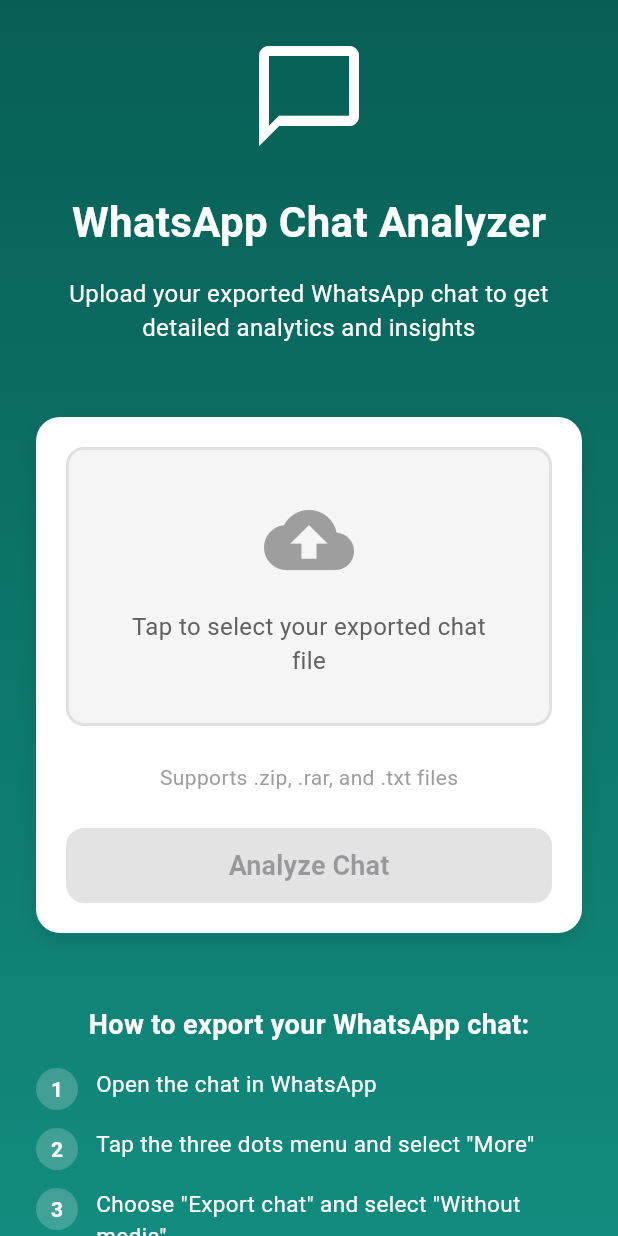
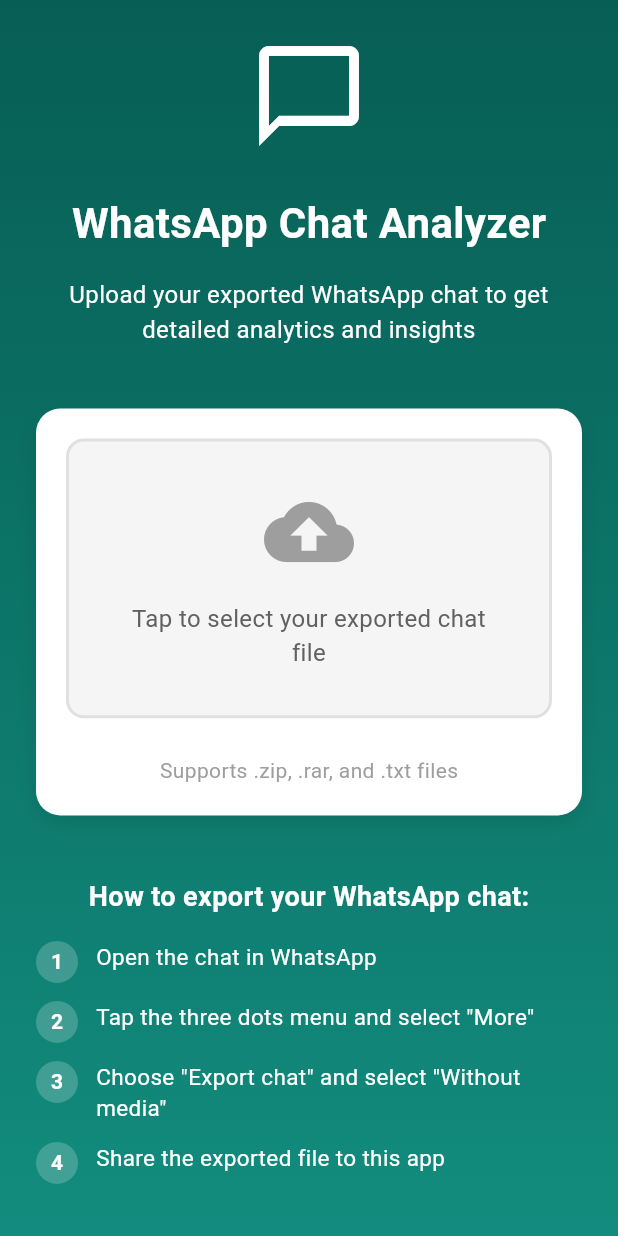
Before and after one commit to dyingpotato890/Chatlytics, a Flutter app: the screen it shows after launch, on a phone screen of 412 x 824 dp. Run offline on Flutter 3.47's test engine with Material 3 defaults, Android fonts, the phone set to English and light mode, and no system bars; our stand-ins replace file_picker; missing offline and left inert: flutter_archive; accounts and stored records are empty.

Commit message:
modify home page

```diff
--- a/lib/pages/analysis_page.dart
+++ b/lib/pages/analysis_page.dart
@@ -1,4 +1,5 @@
 import 'package:chatlytics/models/data.dart';
+import 'package:chatlytics/pages/home_page.dart';
 import 'package:chatlytics/widgets/chats_per_week.dart';
 import 'package:chatlytics/widgets/chats_per_year.dart';
 import 'package:chatlytics/widgets/colors.dart';
@@ -40,14 +41,11 @@ class _AnalysisPageState extends State<AnalysisPage> {
         elevation: 0,
         leading: IconButton(
           icon: const Icon(Icons.arrow_back, size: 24, color: Colors.white),
-          onPressed: () => Navigator.of(context).pop(),
+          onPressed:
+              () => Navigator.of(context).pushReplacement(
+                MaterialPageRoute(builder: (context) => HomePage()),
+              ),
         ),
-        actions: [
-          IconButton(
-            icon: const Icon(Icons.more_vert, size: 24, color: Colors.white),
-            onPressed: () {}, // Add functionality as needed
-          ),
-        ],
       ),
       backgroundColor: ColorUtils.whatsappDivider,
 
--- a/lib/pages/home_page.dart
+++ b/lib/pages/home_page.dart
@@ -32,13 +32,13 @@ class _HomePageState extends State<HomePage> {
     mostTalkedHours: {},
     monthCount: {},
     weekCount: {
-      "Sunday" : 0,
-      "Monday" : 0,
-      "Tuesday" : 0,
-      "Wednesday" : 0,
-      "Thursday" : 0,
-      "Friday" : 0,
-      "Saturday" : 0,
+      "Sunday": 0,
+      "Monday": 0,
+      "Tuesday": 0,
+      "Wednesday": 0,
+      "Thursday": 0,
+      "Friday": 0,
+      "Saturday": 0,
     },
     yearCount: {},
     firstMessage: Message(date: '', time: '', sender: '', message: ''),
@@ -76,18 +76,24 @@ class _HomePageState extends State<HomePage> {
     } finally {
       setState(() {
         _isLoading = false;
+
+        _analyzeChat();
       });
     }
   }
 
   void _analyzeChat() {
-    Navigator.of(
-      context,
-    ).push(MaterialPageRoute(builder: (context) => AnalysisPage(messageData: attributes,)));
+    Navigator.of(context).push(
+      MaterialPageRoute(
+        builder: (context) => AnalysisPage(messageData: attributes),
+      ),
+    );
   }
 
   @override
   Widget build(BuildContext context) {
+    var media = MediaQuery.sizeOf(context);
+
     return Scaffold(
       body: Container(
         decoration: const BoxDecoration(
@@ -100,6 +106,7 @@ class _HomePageState extends State<HomePage> {
             ], // WhatsApp green gradient
           ),
         ),
+
         child: SafeArea(
           child: Center(
             child: SingleChildScrollView(
@@ -114,7 +121,9 @@ class _HomePageState extends State<HomePage> {
                       size: 80,
                       color: Colors.white,
                     ),
-                    const SizedBox(height: 24),
+
+                    SizedBox(height: media.height * 0.03),
+
                     const Text(
                       'WhatsApp Chat Analyzer',
                       style: TextStyle(
@@ -123,13 +132,16 @@ class _HomePageState extends State<HomePage> {
                         color: Colors.white,
                       ),
                     ),
-                    const SizedBox(height: 16),
+
+                    SizedBox(height: media.height * 0.02),
+
                     const Text(
                       'Upload your exported WhatsApp chat to get detailed analytics and insights',
                       textAlign: TextAlign.center,
                       style: TextStyle(fontSize: 16, color: Colors.white),
                     ),
-                    const SizedBox(height: 48),
+
+                    SizedBox(height: media.height * 0.05),
 
                     // Upload area
                     Container(
@@ -146,6 +158,7 @@ class _HomePageState extends State<HomePage> {
                           ),
                         ],
                       ),
+
                       child: Column(
                         children: [
                           GestureDetector(
@@ -160,6 +173,7 @@ class _HomePageState extends State<HomePage> {
                                   width: 2,
                                 ),
                               ),
+
                               child:
                                   _isLoading
                                       ? const CircularProgressIndicator(
@@ -177,7 +191,9 @@ class _HomePageState extends State<HomePage> {
                                                     ? const Color(0xFF075E54)
                                                     : Colors.grey,
                                           ),
-                                          const SizedBox(height: 16),
+
+                                          SizedBox(height: media.height * 0.02),
+
                                           Text(
                                             _isFileSelected
                                                 ? _fileName
@@ -199,35 +215,20 @@ class _HomePageState extends State<HomePage> {
                                       ),
                             ),
                           ),
-                          const SizedBox(height: 24),
+
+                          SizedBox(height: media.height * 0.03),
+
                           const Text(
                             'Supports .zip, .rar, and .txt files',
                             style: TextStyle(fontSize: 14, color: Colors.grey),
-                          ),
-                          const SizedBox(height: 24),
-                          ElevatedButton(
-                            onPressed: _isFileSelected ? _analyzeChat : null,
-                            style: ElevatedButton.styleFrom(
-                              backgroundColor: const Color(0xFF075E54),
-                              minimumSize: const Size(double.infinity, 50),
-                              shape: RoundedRectangleBorder(
-                                borderRadius: BorderRadius.circular(12),
-                              ),
-                            ),
-                            child: const Text(
-                              'Analyze Chat',
-                              style: TextStyle(
-                                fontSize: 18,
-                                fontWeight: FontWeight.bold,
-                              ),
-                            ),
                           ),
                         ],
                       ),
                     ),
 
                     // Instructions
-                    const SizedBox(height: 48),
+                    SizedBox(height: media.height * 0.05),
+
                     const Text(
                       'How to export your WhatsApp chat:',
                       style: TextStyle(
@@ -236,7 +237,9 @@ class _HomePageState extends State<HomePage> {
                         color: Colors.white,
                       ),
                     ),
-                    const SizedBox(height: 16),
+
+                    SizedBox(height: media.height * 0.02),
+
                     _buildInstructionStep('1', 'Open the chat in WhatsApp'),
                     _buildInstructionStep(
                       '2',
@@ -283,7 +286,9 @@ class _HomePageState extends State<HomePage> {
               ),
             ),
           ),
+
           const SizedBox(width: 12),
+
           Expanded(
             child: Text(
               text,
```
